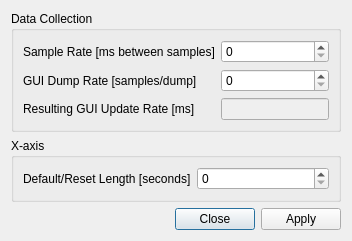
Before: the Qt Designer form icepaposc/ui/dialog_settings.ui in valerixb/IcepapOSC, drawn with Qt 5.
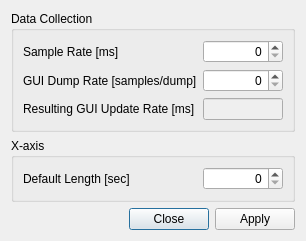
After: the same form once the commit is applied.

Commit message: Fixed bug in settings and adjusted dialog layout.

The edit to the form file:
```diff
--- a/icepaposc/ui/dialog_settings.ui
+++ b/icepaposc/ui/dialog_settings.ui
@@ -20,14 +20,7 @@
      <property name="title">
       <string>Data Collection</string>
      </property>
-     <layout class="QGridLayout">
-      <item row="0" column="1">
-       <widget class="QLabel" name="labelSampleRate">
-        <property name="text">
-         <string>Sample Rate [ms between samples]</string>
-        </property>
-       </widget>
-      </item>
+     <layout class="QGridLayout" name="glDataCollection">
       <item row="2" column="1">
        <widget class="QLabel" name="labelGuiRate">
         <property name="text">
@@ -35,20 +28,23 @@
         </property>
        </widget>
       </item>
-      <item row="1" column="2">
-       <widget class="QSpinBox" name="sbDumpRate">
+      <item row="0" column="2">
+       <widget class="QSpinBox" name="sbSampleRate">
         <property name="sizePolicy">
-         <sizepolicy hsizetype="Expanding" vsizetype="Fixed">
+         <sizepolicy hsizetype="Fixed" vsizetype="Fixed">
           <horstretch>0</horstretch>
           <verstretch>0</verstretch>
          </sizepolicy>
         </property>
         <property name="minimumSize">
          <size>
-          <width>20</width>
+          <width>80</width>
           <height>0</height>
          </size>
         </property>
+        <property name="alignment">
+         <set>Qt::AlignRight|Qt::AlignTrailing|Qt::AlignVCenter</set>
+        </property>
        </widget>
       </item>
       <item row="2" column="2">
@@ -57,16 +53,51 @@
          <bool>false</bool>
         </property>
         <property name="sizePolicy">
-         <sizepolicy hsizetype="Expanding" vsizetype="Fixed">
+         <sizepolicy hsizetype="Fixed" vsizetype="Fixed">
           <horstretch>0</horstretch>
           <verstretch>0</verstretch>
          </sizepolicy>
         </property>
         <property name="minimumSize">
          <size>
-          <width>20</width>
+          <width>80</width>
           <height>0</height>
          </size>
+        </property>
+        <property name="maximumSize">
+         <size>
+          <width>80</width>
+          <height>16777215</height>
+         </size>
+        </property>
+        <property name="alignment">
+         <set>Qt::AlignRight|Qt::AlignTrailing|Qt::AlignVCenter</set>
+        </property>
+       </widget>
+      </item>
+      <item row="0" column="1">
+       <widget class="QLabel" name="labelSampleRate">
+        <property name="text">
+         <string>Sample Rate [ms]</string>
+        </property>
+       </widget>
+      </item>
+      <item row="1" column="2">
+       <widget class="QSpinBox" name="sbDumpRate">
+        <property name="sizePolicy">
+         <sizepolicy hsizetype="Fixed" vsizetype="Fixed">
+          <horstretch>0</horstretch>
+          <verstretch>0</verstretch>
+         </sizepolicy>
+        </property>
+        <property name="minimumSize">
+         <size>
+          <width>80</width>
+          <height>0</height>
+         </size>
+        </property>
+        <property name="alignment">
+         <set>Qt::AlignRight|Qt::AlignTrailing|Qt::AlignVCenter</set>
         </property>
        </widget>
       </item>
@@ -77,22 +108,6 @@
         </property>
        </widget>
       </item>
-      <item row="0" column="2">
-       <widget class="QSpinBox" name="sbSampleRate">
-        <property name="sizePolicy">
-         <sizepolicy hsizetype="Expanding" vsizetype="Fixed">
-          <horstretch>0</horstretch>
-          <verstretch>0</verstretch>
-         </sizepolicy>
-        </property>
-        <property name="minimumSize">
-         <size>
-          <width>20</width>
-          <height>0</height>
-         </size>
-        </property>
-       </widget>
-      </item>
      </layout>
     </widget>
    </item>
@@ -117,24 +132,27 @@
       <item row="0" column="0">
        <widget class="QLabel" name="labelXAxisLength">
         <property name="text">
-         <string>Default/Reset Length [seconds]</string>
+         <string>Default Length [sec]</string>
         </property>
        </widget>
       </item>
       <item row="0" column="1">
        <widget class="QSpinBox" name="sbLenAxisX">
         <property name="sizePolicy">
-         <sizepolicy hsizetype="Expanding" vsizetype="Fixed">
+         <sizepolicy hsizetype="Fixed" vsizetype="Fixed">
           <horstretch>0</horstretch>
           <verstretch>0</verstretch>
          </sizepolicy>
         </property>
         <property name="minimumSize">
          <size>
-          <width>50</width>
+          <width>80</width>
           <height>0</height>
          </size>
         </property>
+        <property name="alignment">
+         <set>Qt::AlignRight|Qt::AlignTrailing|Qt::AlignVCenter</set>
+        </property>
        </widget>
       </item>
      </layout>
```
Left out of the diff: 2 changed lines with no effect on the pictures. The commit also changes 3 other files.
